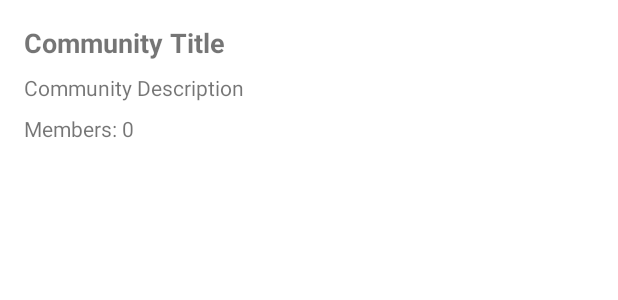
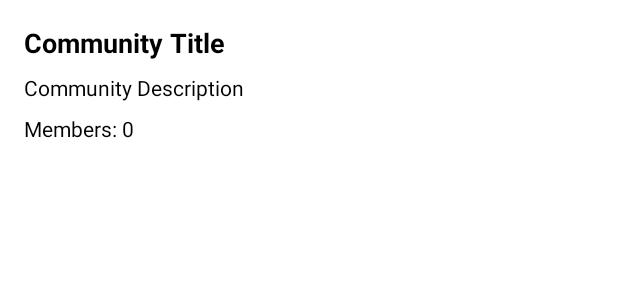
Before and after one commit to TasmiyahTaj/ANDE-Tas-Su, an Android app: the layout fragment_community_page.xml on its own in the app's theme, with its tools: preview values and no code run, on a phone screen of 412 x 824 dp. Shown: the top 300 px of the screen. Run offline under Robolectric (Android 15) with nearby library versions, the phone set to English and light mode, and no system bars; Roboto replaces fonts that are not available here.

Commit message:
add text color for community page

```diff
--- a/app/src/main/res/layout/fragment_community_page.xml
+++ b/app/src/main/res/layout/fragment_community_page.xml
@@ -10,6 +10,7 @@
         android:text="Community Title"
         android:textSize="18sp"
         android:textStyle="bold"
+        android:textColor="@android:color/black"
         android:layout_marginTop="16dp"
         android:layout_marginStart="16dp" />
 
@@ -20,12 +21,14 @@
         android:layout_below="@id/communityTitleTextView"
         android:layout_marginTop="8dp"
         android:layout_marginStart="16dp"
+        android:textColor="@android:color/black"
         android:text="Community Description" />
 
     <TextView
         android:id="@+id/memberCountTextView"
         android:layout_width="wrap_content"
         android:layout_height="wrap_content"
+        android:textColor="@android:color/black"
         android:layout_below="@id/communityDescriptionTextView"
         android:layout_marginTop="8dp"
         android:layout_marginStart="16dp"
```
